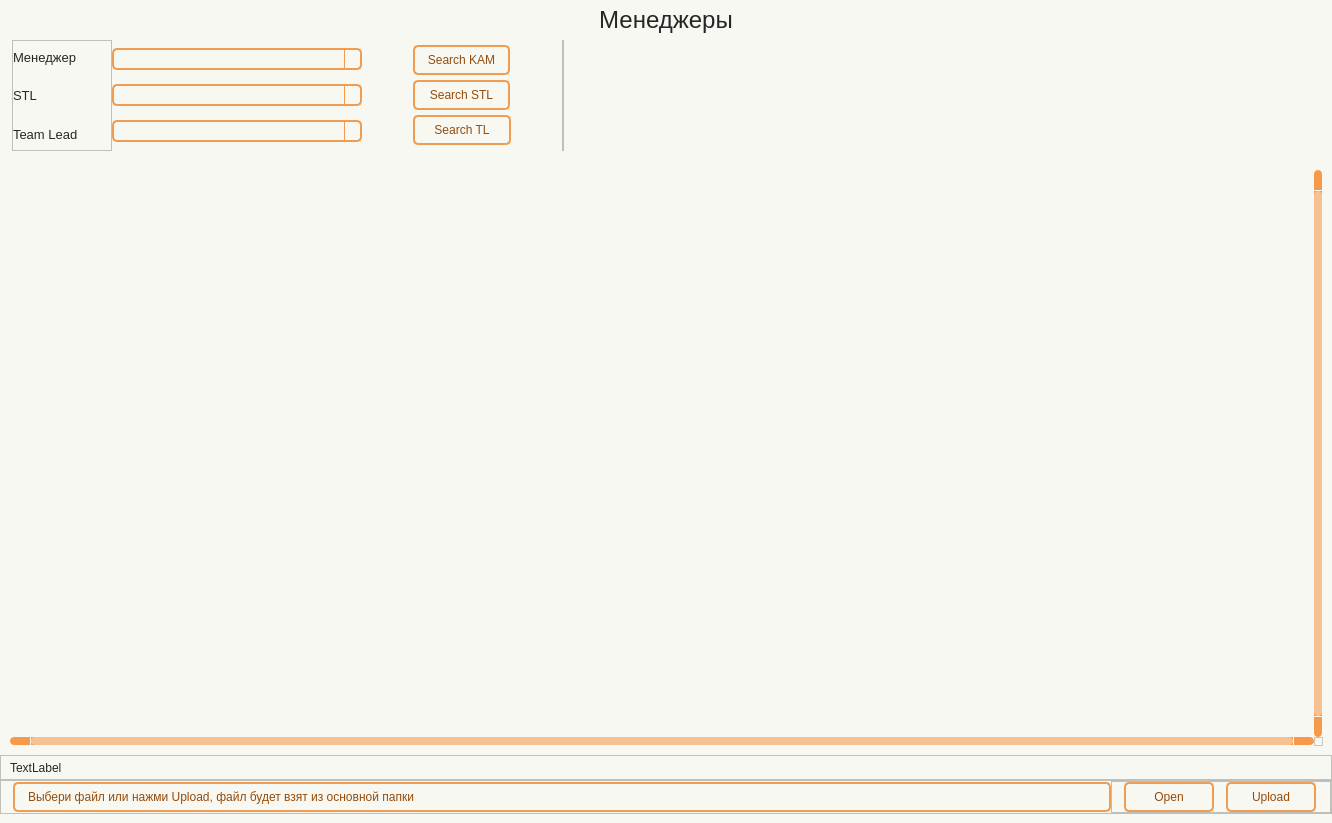
Before: the Qt Designer form wind/pages/managers.ui in Masik84/Daily_Report_QT, drawn with Qt 5.
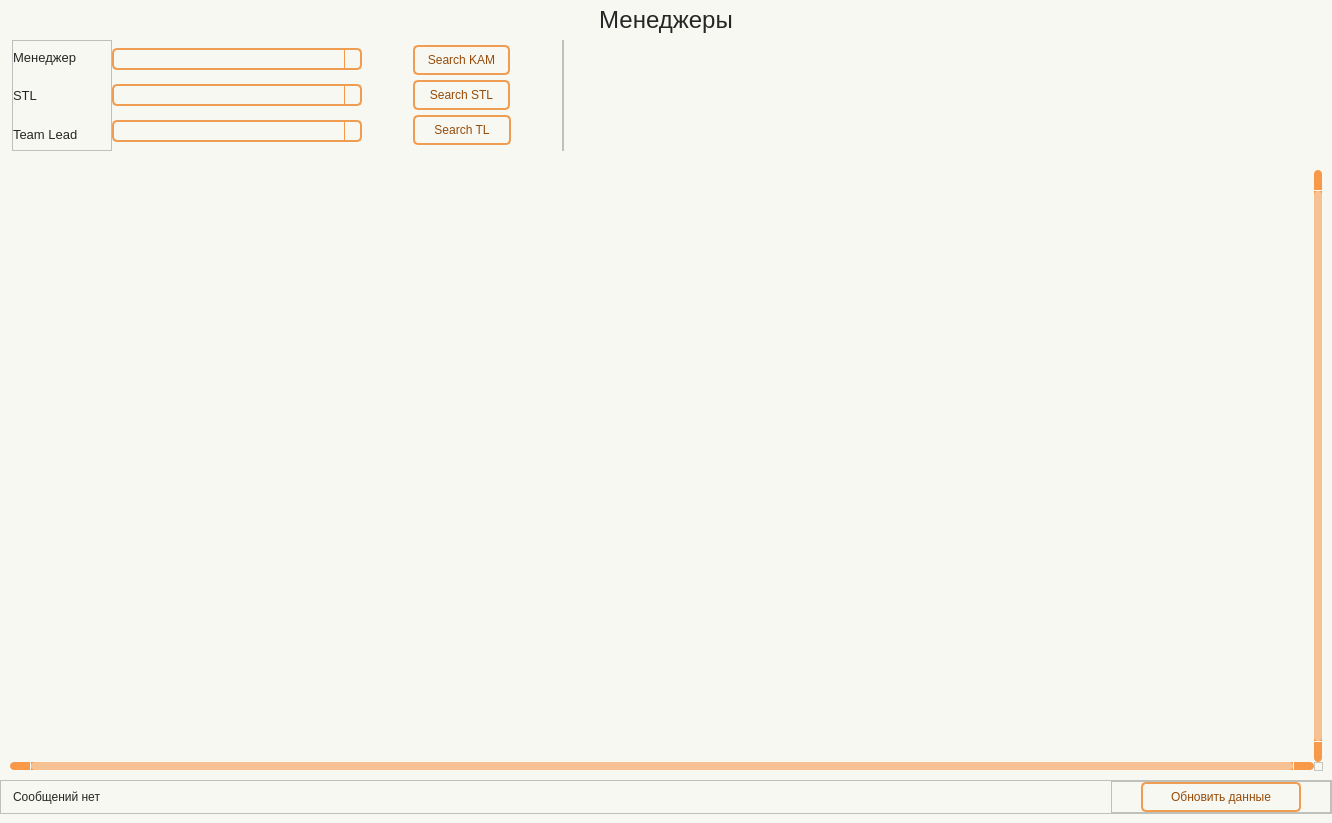
After: the same form once the commit is applied. Icons and pictures are not drawn.

```diff
--- a/wind/pages/managers.ui
+++ b/wind/pages/managers.ui
@@ -890,40 +890,6 @@
         </attribute>
        </widget>
       </item>
-      <item>
-       <widget class="QFrame" name="frame_4">
-        <property name="minimumSize">
-         <size>
-          <width>0</width>
-          <height>25</height>
-         </size>
-        </property>
-        <property name="frameShape">
-         <enum>QFrame::Shape::StyledPanel</enum>
-        </property>
-        <property name="frameShadow">
-         <enum>QFrame::Shadow::Raised</enum>
-        </property>
-        <layout class="QHBoxLayout" name="horizontalLayout_3">
-         <property name="spacing">
-          <number>0</number>
-         </property>
-         <property name="topMargin">
-          <number>0</number>
-         </property>
-         <property name="bottomMargin">
-          <number>0</number>
-         </property>
-         <item>
-          <widget class="QLabel" name="label_msg">
-           <property name="text">
-            <string>TextLabel</string>
-           </property>
-          </widget>
-         </item>
-        </layout>
-       </widget>
-      </item>
       <item>
        <widget class="QFrame" name="frame_9">
         <property name="frameShape">
@@ -949,31 +915,9 @@
           <number>0</number>
          </property>
          <item>
-          <widget class="QLabel" name="label_manager_File">
-           <property name="minimumSize">
-            <size>
-             <width>0</width>
-             <height>30</height>
-            </size>
-           </property>
-           <property name="maximumSize">
-            <size>
-             <width>16777215</width>
-             <height>30</height>
-            </size>
-           </property>
-           <property name="styleSheet">
-            <string notr="true">QLabel {
-	background-color: #f8f8f2;
-	border-radius: 5px;
-	border: 2px solid #f09d54;
-	padding-left: 10px;
-	color: #964b09;
-	font: 10pt &quot;Tahoma&quot;;
-}</string>
-           </property>
+          <widget class="QLabel" name="label_msg">
            <property name="text">
-            <string>Выбери файл или нажми Upload, файл будет взят из основной папки</string>
+            <string>Сообщений нет</string>
            </property>
           </widget>
          </item>
@@ -1013,34 +957,11 @@
             <property name="bottomMargin">
              <number>0</number>
             </property>
-            <item>
-             <widget class="QPushButton" name="btn_open_file_manager">
-              <property name="minimumSize">
-               <size>
-                <width>90</width>
-                <height>30</height>
-               </size>
-              </property>
-              <property name="maximumSize">
-               <size>
-                <width>90</width>
-                <height>16777215</height>
-               </size>
-              </property>
-              <property name="text">
-               <string>Open</string>
-              </property>
-              <property name="icon">
-               <iconset resource="../resource.qrc">
-                <normaloff>:/icon/icon/folder — копия — копия.svg</normaloff>:/icon/icon/folder — копия — копия.svg</iconset>
-              </property>
-             </widget>
-            </item>
             <item>
              <widget class="QPushButton" name="btn_upload_file_manager">
               <property name="minimumSize">
                <size>
-                <width>90</width>
+                <width>160</width>
                 <height>30</height>
                </size>
               </property>
@@ -1051,7 +972,7 @@
                </size>
               </property>
               <property name="text">
-               <string>Upload</string>
+               <string>Обновить данные</string>
               </property>
               <property name="icon">
                <iconset resource="../resource.qrc">
```
Left out of the diff: 2 changed lines with no effect on the pictures.
